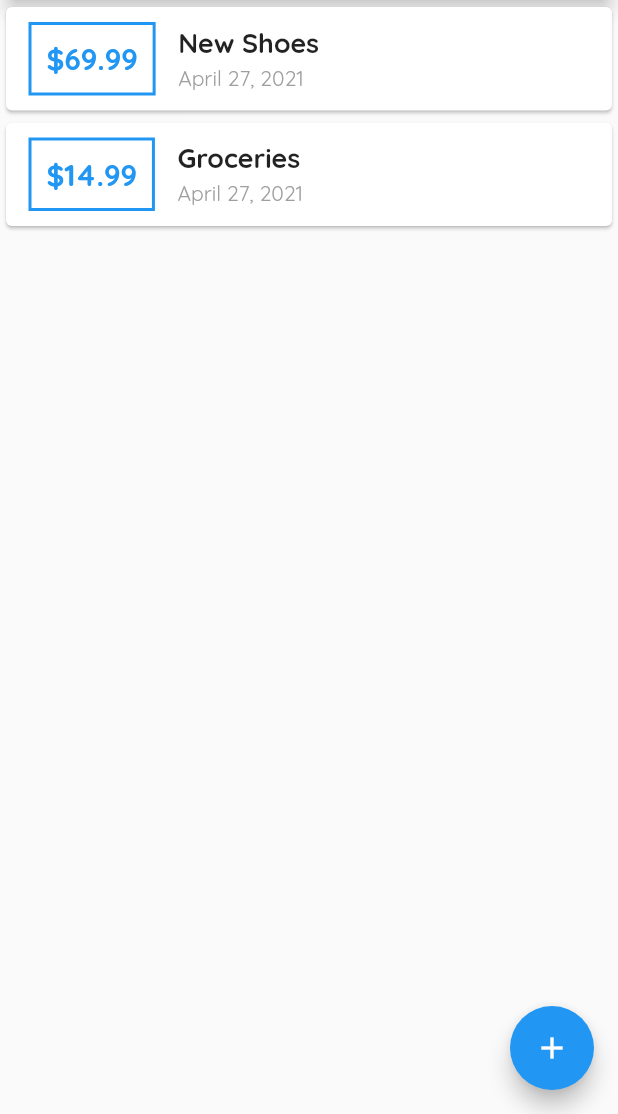
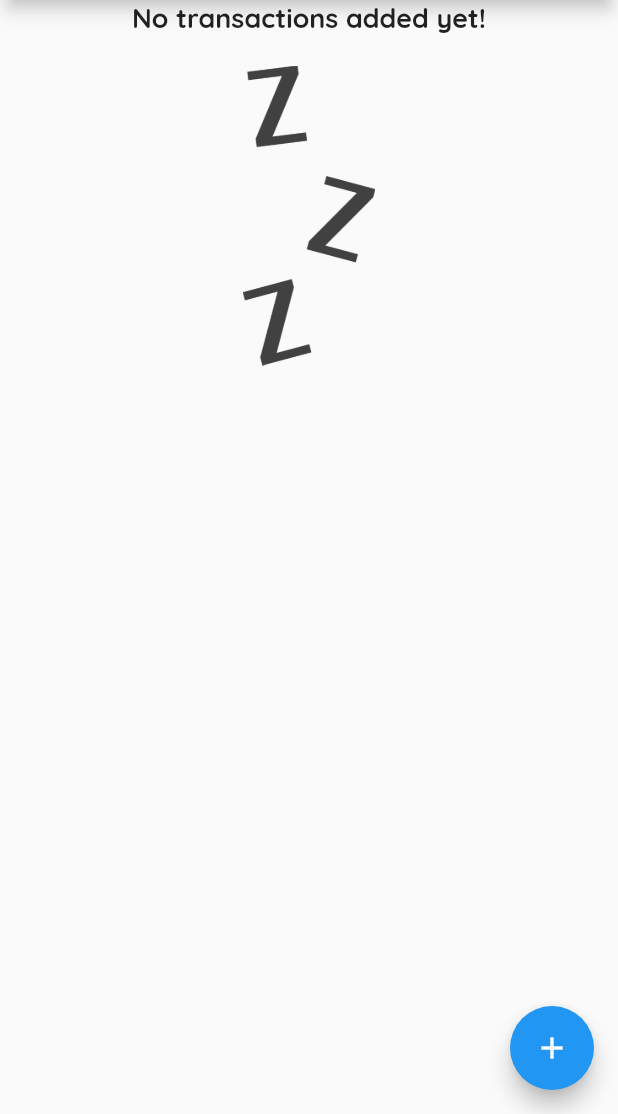
Before and after one commit to jimmy-lan/flutter_budget_app, a Flutter app: the screen it shows after launch, on a phone screen of 412 x 824 dp, the part 122-1236 px from its top. Run offline on Flutter 3.47's test engine with Material 2 defaults, Android fonts, the phone set to English and light mode, and no system bars.

Commit message:
Display placeholder on empty list

```diff
--- a/lib/main.dart
+++ b/lib/main.dart
@@ -40,11 +40,11 @@ class MyHomePage extends StatefulWidget {
 }
 
 class _MyHomePageState extends State<MyHomePage> {
-  final _userTransactions = [
-    Transaction(
-        id: "t1", title: "New Shoes", amount: 69.99, date: DateTime.now()),
-    Transaction(
-        id: "t2", title: "Groceries", amount: 14.99, date: DateTime.now())
+  final List<Transaction> _userTransactions = [
+    // Transaction(
+    //     id: "t1", title: "New Shoes", amount: 69.99, date: DateTime.now()),
+    // Transaction(
+    //     id: "t2", title: "Groceries", amount: 14.99, date: DateTime.now())
   ];
 
   void _addNewTransaction(String title, double amount) {
--- a/lib/widgets/transaction_list.dart
+++ b/lib/widgets/transaction_list.dart
@@ -12,7 +12,25 @@ class TransactionList extends StatelessWidget {
   Widget build(BuildContext context) {
     return Container(
       height: 300,
-      child: ListView.builder(
+      child: transactions.isEmpty
+          ? Column(
+              children: [
+                Text(
+                  "No transactions added yet!",
+                  style: Theme.of(context).textTheme.bodyText1,
+                ),
+                SizedBox(
+                  height: 20,
+                ),
+                Container(
+                    height: 200,
+                    child: Image.asset(
+                      "assets/images/waiting.png",
+                      fit: BoxFit.cover,
+                    ))
+              ],
+            )
+          : ListView.builder(
               itemBuilder: (ctx, index) {
                 var e = transactions[index];
                 return Card(
@@ -24,7 +42,9 @@ class TransactionList extends StatelessWidget {
                           horizontal: 15,
                         ),
                         decoration: BoxDecoration(
-                      border: Border.all(color: Theme.of(context).primaryColor, width: 2)),
+                            border: Border.all(
+                                color: Theme.of(context).primaryColor,
+                                width: 2)),
                         padding: EdgeInsets.all(10),
                         child: Center(
                           child: Text(
--- a/pubspec.yaml
+++ b/pubspec.yaml
@@ -45,9 +45,8 @@ flutter:
   uses-material-design: true
 
   # To add assets to your application, add an assets section, like this:
-  # assets:
-  #   - images/a_dot_burr.jpeg
-  #   - images/a_dot_ham.jpeg
+  assets:
+    - assets/images/waiting.png
 
   # An image asset can refer to one or more resolution-specific "variants", see
   # https://flutter.dev/assets-and-images/#resolution-aware.
```
Also changed, not shown: assets/images/waiting.png (added). Lines whose indentation alone changed are shown as unchanged.
